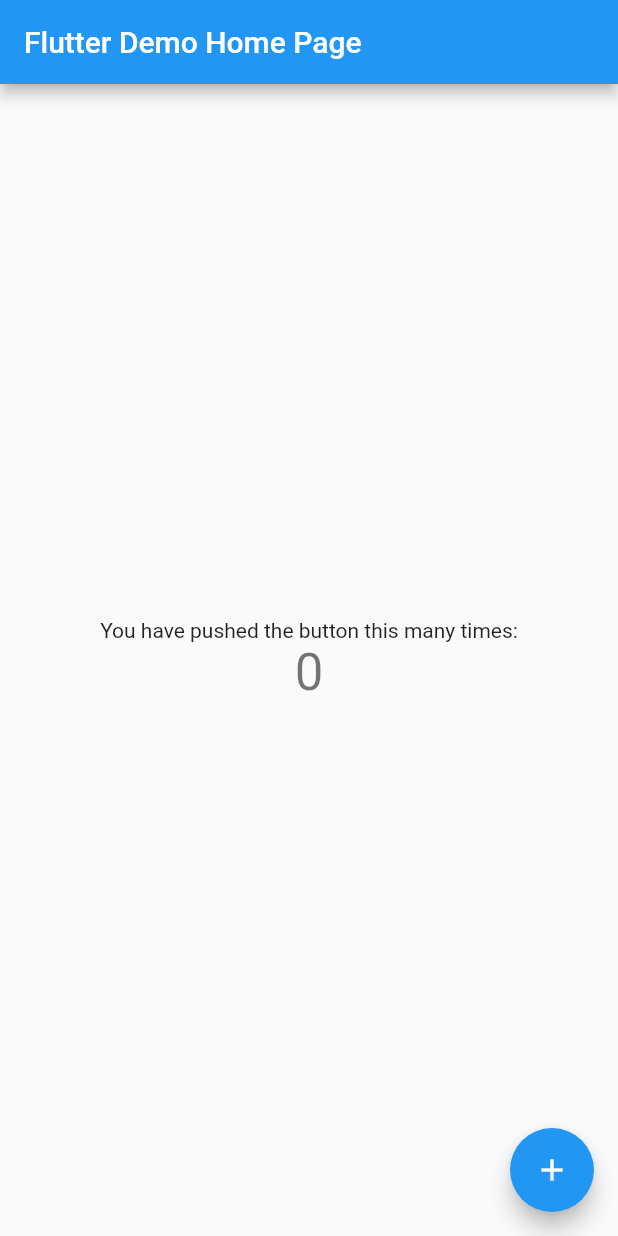
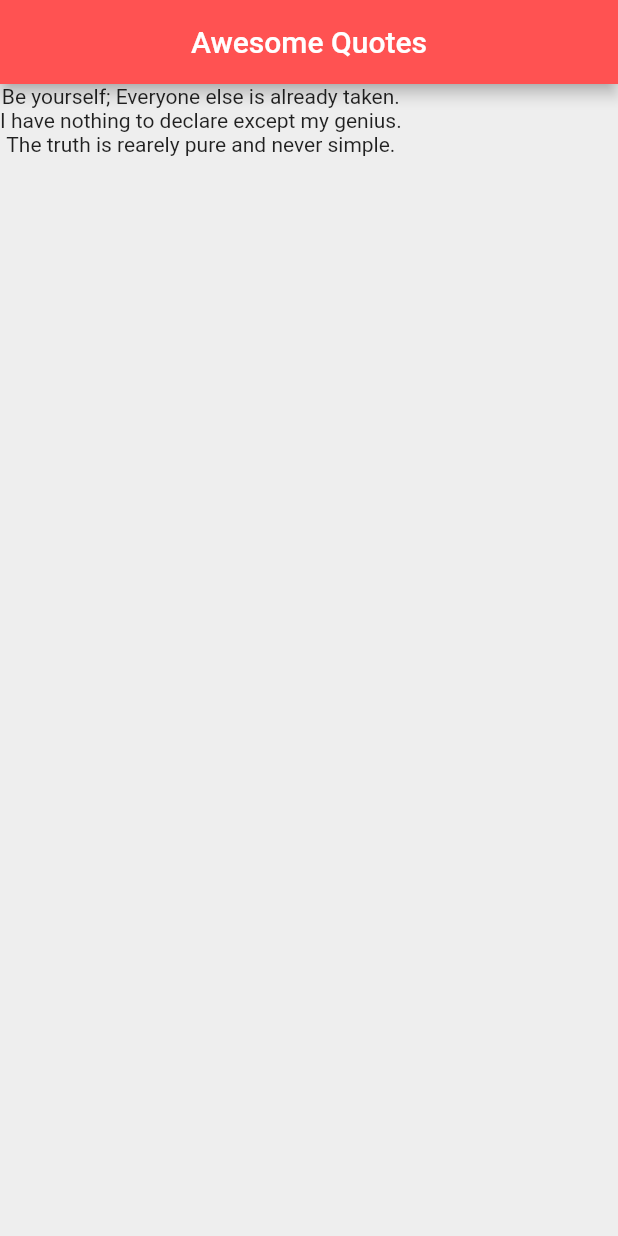
Before and after one commit to Jon1oh/Flutter-app-Tut2, a Flutter app: the screen it shows after launch, on a phone screen of 412 x 824 dp. Run offline on Flutter 3.47's test engine with Material 2 defaults, Android fonts, the phone set to English and light mode, and no system bars.

Commit message:
Creates a stateful widget to output a list of data

```diff
--- a/flutter_app_tut2/lib/main.dart
+++ b/flutter_app_tut2/lib/main.dart
@@ -1,115 +1,35 @@
 import 'package:flutter/material.dart';
 
 void main() {
-  runApp(const MyApp());
+  runApp(MaterialApp(home: QuoteList()));
 }
 
-class MyApp extends StatelessWidget {
-  const MyApp({super.key});
+class QuoteList extends StatefulWidget {
+  const QuoteList({super.key});
 
-  // This widget is the root of your application.
   @override
-  Widget build(BuildContext context) {
-    return MaterialApp(
-      title: 'Flutter Demo',
-      theme: ThemeData(
-        // This is the theme of your application.
-        //
-        // Try running your application with "flutter run". You'll see the
-        // application has a blue toolbar. Then, without quitting the app, try
-        // changing the primarySwatch below to Colors.green and then invoke
-        // "hot reload" (press "r" in the console where you ran "flutter run",
-        // or simply save your changes to "hot reload" in a Flutter IDE).
-        // Notice that the counter didn't reset back to zero; the application
-        // is not restarted.
-        primarySwatch: Colors.blue,
-      ),
-      home: const MyHomePage(title: 'Flutter Demo Home Page'),
-    );
-  }
+  State<QuoteList> createState() => _QuoteListState();
 }
 
-class MyHomePage extends StatefulWidget {
-  const MyHomePage({super.key, required this.title});
-
-  // This widget is the home page of your application. It is stateful, meaning
-  // that it has a State object (defined below) that contains fields that affect
-  // how it looks.
-
-  // This class is the configuration for the state. It holds the values (in this
-  // case the title) provided by the parent (in this case the App widget) and
-  // used by the build method of the State. Fields in a Widget subclass are
-  // always marked "final".
-
-  final String title;
-
-  @override
-  State<MyHomePage> createState() => _MyHomePageState();
-}
-
-class _MyHomePageState extends State<MyHomePage> {
-  int _counter = 0;
-
-  void _incrementCounter() {
-    setState(() {
-      // This call to setState tells the Flutter framework that something has
-      // changed in this State, which causes it to rerun the build method below
-      // so that the display can reflect the updated values. If we changed
-      // _counter without calling setState(), then the build method would not be
-      // called again, and so nothing would appear to happen.
-      _counter++;
-    });
-  }
+class _QuoteListState extends State<QuoteList> {
+  List<String> quotes = [
+    'Be yourself; Everyone else is already taken.',
+    'I have nothing to declare except my genius.',
+    'The truth is rearely pure and never simple.'
+  ];
 
   @override
   Widget build(BuildContext context) {
-    // This method is rerun every time setState is called, for instance as done
-    // by the _incrementCounter method above.
-    //
-    // The Flutter framework has been optimized to make rerunning build methods
-    // fast, so that you can just rebuild anything that needs updating rather
-    // than having to individually change instances of widgets.
     return Scaffold(
-      appBar: AppBar(
-        // Here we take the value from the MyHomePage object that was created by
-        // the App.build method, and use it to set our appbar title.
-        title: Text(widget.title),
-      ),
-      body: Center(
-        // Center is a layout widget. It takes a single child and positions it
-        // in the middle of the parent.
-        child: Column(
-          // Column is also a layout widget. It takes a list of children and
-          // arranges them vertically. By default, it sizes itself to fit its
-          // children horizontally, and tries to be as tall as its parent.
-          //
-          // Invoke "debug painting" (press "p" in the console, choose the
-          // "Toggle Debug Paint" action from the Flutter Inspector in Android
-          // Studio, or the "Toggle Debug Paint" command in Visual Studio Code)
-          // to see the wireframe for each widget.
-          //
-          // Column has various properties to control how it sizes itself and
-          // how it positions its children. Here we use mainAxisAlignment to
-          // center the children vertically; the main axis here is the vertical
-          // axis because Columns are vertical (the cross axis would be
-          // horizontal).
-          mainAxisAlignment: MainAxisAlignment.center,
-          children: <Widget>[
-            const Text(
-              'You have pushed the button this many times:',
-            ),
-            Text(
-              '$_counter',
-              style: Theme.of(context).textTheme.headline4,
-            ),
-          ],
+        backgroundColor: Colors.grey[200],
+        appBar: AppBar(
+          title: Text('Awesome Quotes'),
+          centerTitle: true,
+          backgroundColor: Colors.redAccent,
         ),
-      ),
-      floatingActionButton: FloatingActionButton(
-        onPressed: _incrementCounter,
-        tooltip: 'Increment',
-        child: const Icon(Icons.add),
-      ), // This trailing comma makes auto-formatting nicer for build methods.
-    );
+        body: Column(
+          children: quotes.map((quote) => Text(quote)).toList() // iterate through the quotes list and return each quote as a list of Text widgets
+        )
+      );
   }
 }
```
Also changed, not shown: 1 other file.
